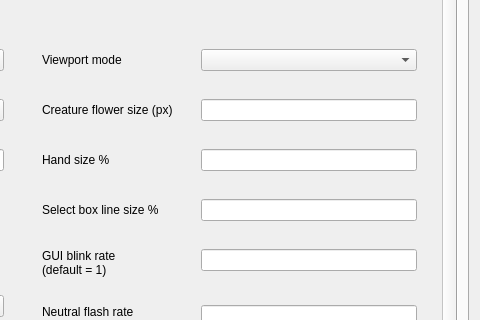
This is ui/settingsdialog.ui in ForkedInTime/keeperfx-launcher-qt-linux as Qt 5 draws it before an edit; both pictures show x 420 to 900 and y 193 to 513 of the 900 by 630 pixel window. The edited form follows.
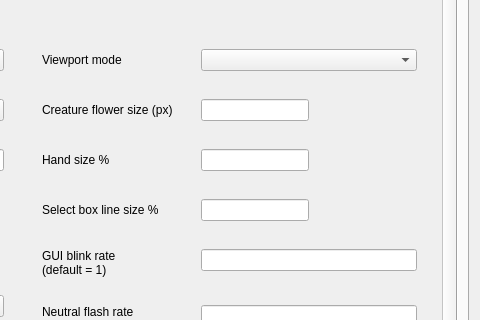
This is the edited form. The open tabs and pages were chosen to show the change. Icons and pictures are not drawn.

Commit message: settings: number fields line up; the window opens tall enough for every tab

Diff of the .ui file:
```diff
--- a/ui/settingsdialog.ui
+++ b/ui/settingsdialog.ui
@@ -785,6 +785,19 @@
                     <item>
                      <widget class="QLineEdit" name="lineEditCreatureFlowerSize"/>
                     </item>
+                    <item>
+                     <spacer name="horizontalSpacerCreatureFlowerSize">
+                      <property name="orientation">
+                       <enum>Qt::Orientation::Horizontal</enum>
+                      </property>
+                      <property name="sizeHint" stdset="0">
+                       <size>
+                        <width>0</width>
+                        <height>0</height>
+                       </size>
+                      </property>
+                     </spacer>
+                    </item>
                    </layout>
                   </widget>
                  </item>
@@ -813,6 +826,19 @@
                     <item>
                      <widget class="QLineEdit" name="lineEditHandSize"/>
                     </item>
+                    <item>
+                     <spacer name="horizontalSpacerHandSize">
+                      <property name="orientation">
+                       <enum>Qt::Orientation::Horizontal</enum>
+                      </property>
+                      <property name="sizeHint" stdset="0">
+                       <size>
+                        <width>0</width>
+                        <height>0</height>
+                       </size>
+                      </property>
+                     </spacer>
+                    </item>
                    </layout>
                   </widget>
                  </item>
@@ -841,6 +867,19 @@
                     <item>
                      <widget class="QLineEdit" name="lineEditLineBoxSize"/>
                     </item>
+                    <item>
+                     <spacer name="horizontalSpacerBoxSize">
+                      <property name="orientation">
+                       <enum>Qt::Orientation::Horizontal</enum>
+                      </property>
+                      <property name="sizeHint" stdset="0">
+                       <size>
+                        <width>0</width>
+                        <height>0</height>
+                       </size>
+                      </property>
+                     </spacer>
+                    </item>
                    </layout>
                   </widget>
                  </item>
```
The commit also changes 1 other file.
